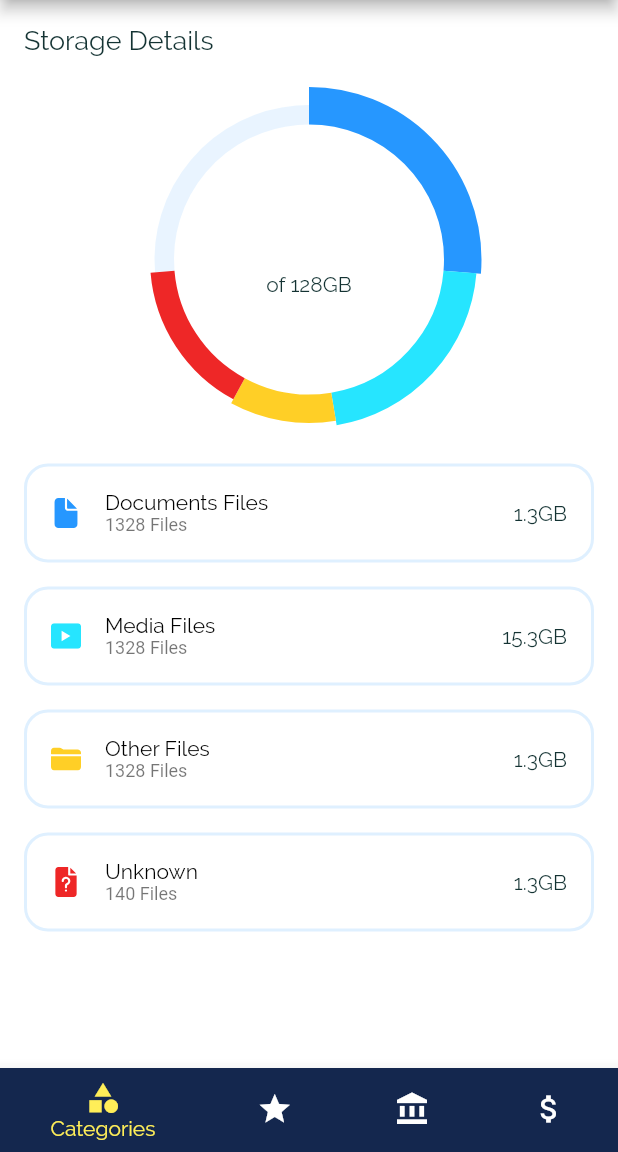
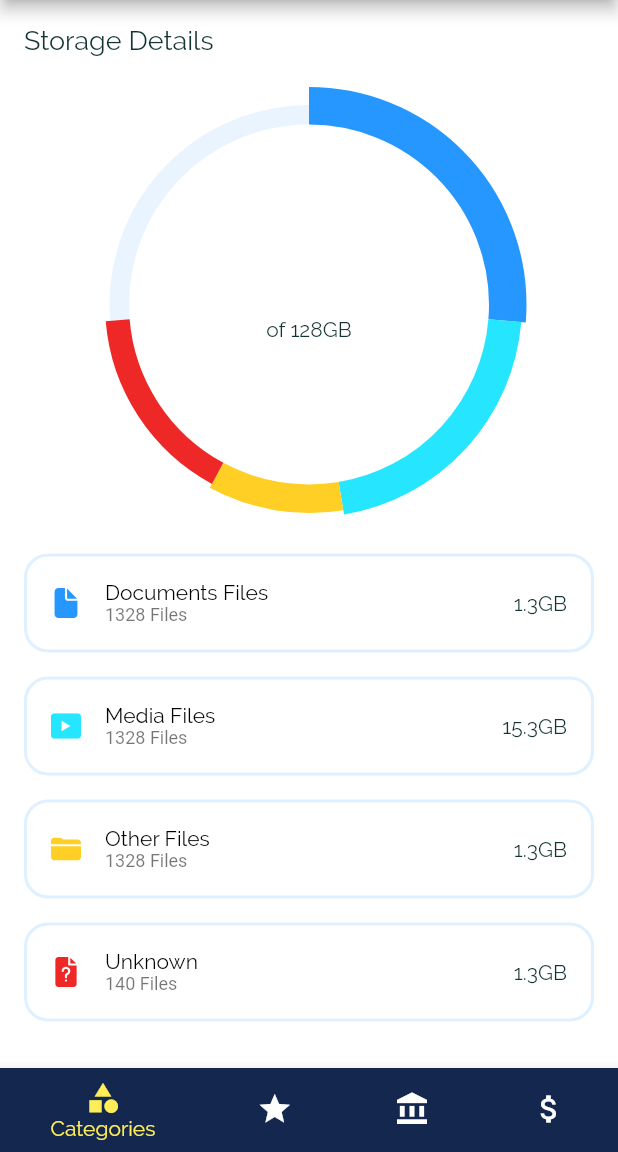
Before and after one commit to YaMaple/X-GUARD, a Flutter app: the screen it shows after launch, on a phone screen of 412 x 824 dp, the part 84-1236 px from its top. Run offline on Flutter 3.47's test engine with Material 2 defaults, Android fonts, the phone set to English and light mode, and no system bars; drawn by our look-alikes of fl_chart; our stand-ins replace charts_flutter, flutter_svg, pdf, printing.

Commit message:
添加报表页面滚动

```diff
--- a/lib/screens/categories_screen.dart
+++ b/lib/screens/categories_screen.dart
@@ -23,9 +23,10 @@ class StarageDetails extends StatelessWidget {
           color: Colors.white,
           // borderRadius: const BorderRadius.all(Radius.circular(10)),
         ),
+        child: SingleChildScrollView(
           child: Column(
               crossAxisAlignment: CrossAxisAlignment.start,
-        children: [
+              children: <Widget>[
                 Text(
                   "Storage Details",
                   style: TextStyle(
@@ -59,9 +60,8 @@ class StarageDetails extends StatelessWidget {
                   amountOfFiles: "1.3GB",
                   numOfFiles: 140,
                 ),
-        ],
-      ),
-    );
+              ]),
+        ));
   }
 }
 
--- a/lib/screens/chart.dart
+++ b/lib/screens/chart.dart
@@ -11,13 +11,13 @@ class Chart extends StatelessWidget {
   @override
   Widget build(BuildContext context) {
     return SizedBox(
-      height: 240,
+      height: 300,
       child: Stack(
         children: [
           PieChart(
             PieChartData(
               sectionsSpace: 0,
-              centerSpaceRadius: 90,
+              centerSpaceRadius: 120,
               startDegreeOffset: -90,
               sections: paiChartSelectionDatas,
             ),
```
Also changed, not shown: 3 other files. Lines whose indentation alone changed are shown as unchanged.
